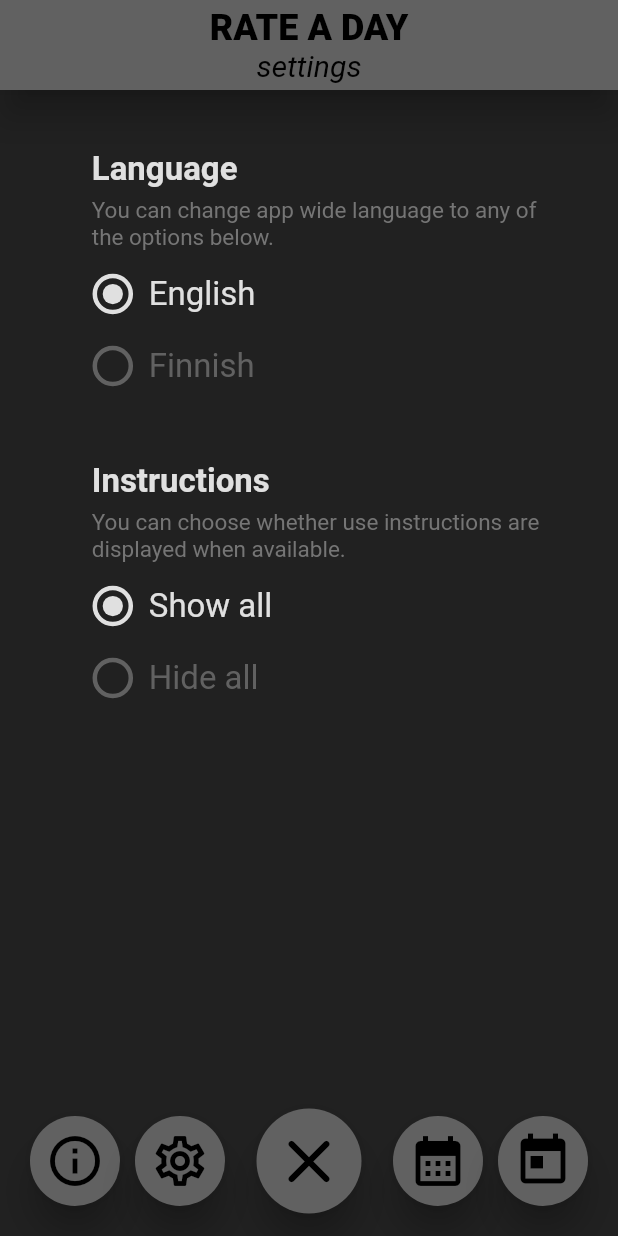
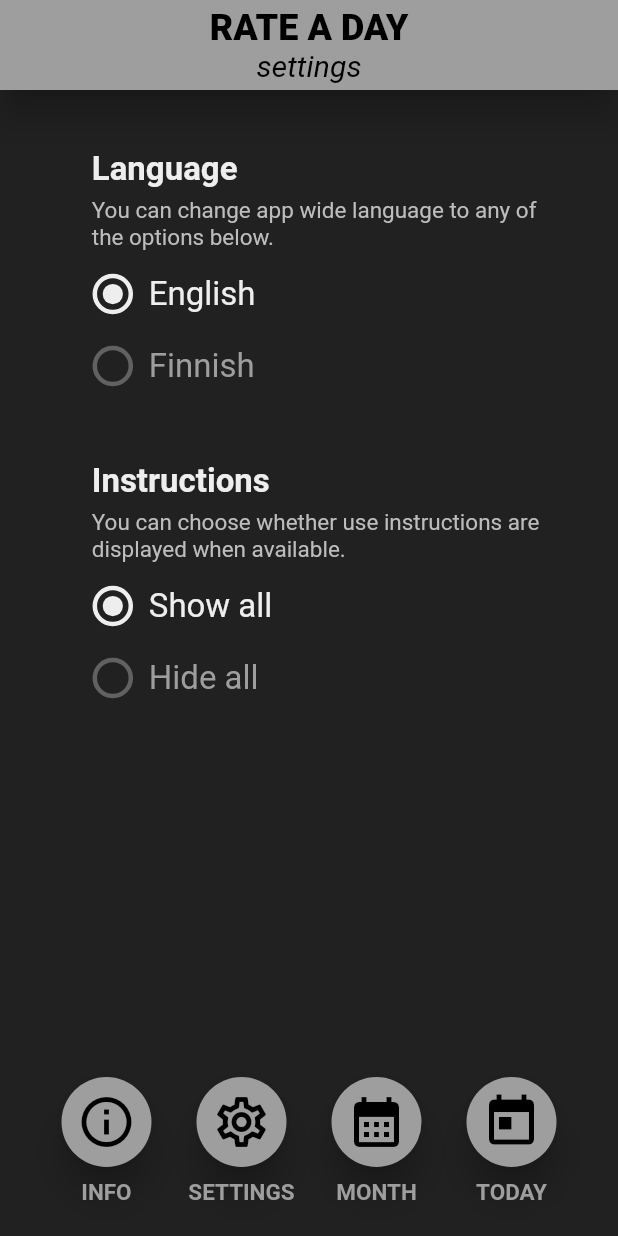
Before and after one commit to tsirbunen/rate_a_day, a Flutter app: the Settings screen opened by its route, after a tap on the "menu" icon, on a phone screen of 412 x 824 dp. Run offline on Flutter 3.47's test engine with Material 2 defaults, Android fonts, the phone set to English and light mode, and no system bars; our stand-ins replace built_collection, built_value, rxdart, shared_preferences, sqflite; accounts and stored records are empty; Roboto replaces fonts that are missing (Quicksand).

Commit message:
🗺:world_map: Improve navigation buttons desing

```diff
--- a/lib/pages/settings.dart
+++ b/lib/pages/settings.dart
@@ -11,40 +11,39 @@ class Settings extends StatelessWidget {
   const Settings({Key? key}) : super(key: key);
 
   Widget _buildLanguageSelector(
-      final BuildContext context, final bool currentHide) {
+    final BuildContext context,
+    final bool currentHide,
+    final Language currentLanguage,
+  ) {
     final SettingsBloc settingsBloc = BlocProvider.of<SettingsBloc>(context);
+    final Translator translator = Translator(currentLanguage);
     final Map<Language, String> data = {
-      Language.EN: settingsBloc.translate(Phrase.english),
-      Language.FI: settingsBloc.translate(Phrase.finnish),
+      Language.EN: translator.get(Phrase.english),
+      Language.FI: translator.get(Phrase.finnish),
     };
 
-    return StreamBuilder<Language>(
-      stream: settingsBloc.language,
-      builder: (final BuildContext context, AsyncSnapshot<Language> snapshot) {
-        final Language currentLanguage =
-            snapshot.hasData ? snapshot.data! : Language.EN;
     return Container(
       margin: const EdgeInsets.only(bottom: 20.0, top: 20.0),
       child: RadioSelector<Language>(
         data: data,
         onSelected: settingsBloc.changeLanguage,
-            title: settingsBloc.translate(Phrase.language),
-            info: currentHide
-                ? null
-                : settingsBloc.translate(Phrase.languageInfo),
+        title: translator.get(Phrase.language),
+        info: currentHide ? null : translator.get(Phrase.languageInfo),
         currentValue: currentLanguage,
       ),
-        );
-      },
     );
   }
 
   Widget _buildHideInfoSelector(
-      final BuildContext context, final bool currentHide) {
+    final BuildContext context,
+    final bool currentHide,
+    final Language currentLanguage,
+  ) {
     final SettingsBloc settingsBloc = BlocProvider.of<SettingsBloc>(context);
+    final Translator translator = Translator(currentLanguage);
     final Map<bool, String> data = {
-      false: settingsBloc.translate(Phrase.doNotHideInfo),
-      true: settingsBloc.translate(Phrase.hideInfo),
+      false: translator.get(Phrase.doNotHideInfo),
+      true: translator.get(Phrase.hideInfo),
     };
 
     return Container(
@@ -52,13 +51,11 @@ class Settings extends StatelessWidget {
       child: RadioSelector<bool>(
         data: data,
         onSelected: settingsBloc.hideInfo,
-        title: settingsBloc.translate(Phrase.hideOrNot),
-        info: currentHide ? null : settingsBloc.translate(Phrase.hideOrNotInfo),
+        title: translator.get(Phrase.hideOrNot),
+        info: currentHide ? null : translator.get(Phrase.hideOrNotInfo),
         currentValue: currentHide,
       ),
     );
-    //   },
-    // );
   }
 
   @override
@@ -74,18 +71,28 @@ class Settings extends StatelessWidget {
           child: StreamBuilder<bool>(
             stream: settingsBloc.hideExtraInfo,
             builder:
-                (final BuildContext context, AsyncSnapshot<bool> snapshot) {
+                (final BuildContext context, AsyncSnapshot<bool> hideSnapshot) {
               final bool currentHide =
-                  snapshot.hasData ? snapshot.data! : false;
+                  hideSnapshot.hasData ? hideSnapshot.data! : false;
+              return StreamBuilder<Language>(
+                  stream: settingsBloc.language,
+                  builder: (final BuildContext context,
+                      final AsyncSnapshot<Language> languageSnapshot) {
+                    final Language currentLanguage = languageSnapshot.hasData
+                        ? languageSnapshot.data!
+                        : Language.EN;
                     return Container(
                       margin: const EdgeInsets.only(left: 20.0, top: 20.0),
                       child: Column(
                         children: [
-                    _buildLanguageSelector(context, currentHide),
-                    _buildHideInfoSelector(context, currentHide),
+                          _buildLanguageSelector(
+                              context, currentHide, currentLanguage),
+                          _buildHideInfoSelector(
+                              context, currentHide, currentLanguage),
                         ],
                       ),
                     );
+                  });
             },
           ),
         ),
--- a/lib/theme/theme.dart
+++ b/lib/theme/theme.dart
@@ -24,13 +24,14 @@ ThemeData themeData = ThemeData(
     // Main pages background
     background: Colors.grey[900],
     // AppBar and Navigation Menu buttons
-    secondaryContainer: Colors.grey[700],
+    // secondaryContainer: Colors.grey[700],
+    secondaryContainer: Colors.grey[500],
     onSecondaryContainer: Colors.black,
     // Evaluation icons
     tertiaryContainer: Colors.grey[800],
     // Text
-    primary: Colors.grey[300],
-    secondary: Colors.grey[600],
+    primary: Colors.grey[200],
+    secondary: Colors.grey[400],
     // Calendar border and numbers and text
     primaryContainer: Colors.grey[600],
     // Evaluation icons
--- a/lib/utils/screen_size_util.dart
+++ b/lib/utils/screen_size_util.dart
@@ -6,9 +6,9 @@ class ScreenSizeUtil {
   static double get menuMargin => 20.0;
   static double get routeButtonBoxWidth => 60;
   static double get generalMargin => 10.0;
-  static double get menuButtonBoxWidth => 70.0;
-  static double get menuContainerHeight => 80.0;
-  static double get maxMenuContainerWidth => 380.0;
+  static double get menuButtonBoxWidth => 60.0;
+  static double get menuContainerHeight => 120.0;
+  static double get maxMenuContainerWidth => 360.0;
 
   static double get appBarHeight => 60.0;
   static double get generalElevation => 10.0;
--- a/lib/utils/translator.dart
+++ b/lib/utils/translator.dart
@@ -122,6 +122,11 @@ enum Phrase {
   hideInfo,
   doNotHideInfo,
   changeDateInfo,
+  navigationMenu,
+  navigationInfo,
+  navigationSettings,
+  navigationMonth,
+  navigationToday,
 }
 
 Map<Phrase, String> dictionaryEN = {
@@ -161,6 +166,11 @@ Map<Phrase, String> dictionaryEN = {
   Phrase.hideInfo: 'Hide all',
   Phrase.doNotHideInfo: 'Show all',
   Phrase.changeDateInfo: 'You can tap the date to change it.',
+  Phrase.navigationMenu: 'MENU',
+  Phrase.navigationInfo: 'INFO',
+  Phrase.navigationSettings: 'SETTINGS',
+  Phrase.navigationMonth: 'MONTH',
+  Phrase.navigationToday: 'TODAY',
 };
 
 Map<Phrase, String> dictionaryFI = {
@@ -200,4 +210,9 @@ Map<Phrase, String> dictionaryFI = {
   Phrase.hideInfo: 'piilota ohjeet',
   Phrase.doNotHideInfo: 'näytä ohjeet',
   Phrase.changeDateInfo: 'Vaihda päivämäärä näpäyttämällä.',
+  Phrase.navigationMenu: 'MENU',
+  Phrase.navigationInfo: 'INFO',
+  Phrase.navigationSettings: 'ASETUKSET',
+  Phrase.navigationMonth: 'KUUKAUSI',
+  Phrase.navigationToday: 'TÄNÄÄN',
 };
--- a/lib/widgets/expandable_floating_menu.dart
+++ b/lib/widgets/expandable_floating_menu.dart
@@ -1,5 +1,6 @@
 import 'package:flutter/material.dart';
 import 'package:rate_a_day/main.dart';
+import 'package:rate_a_day/packages/blocs.dart';
 import 'package:rate_a_day/packages/utils.dart';
 import 'package:rate_a_day/packages/widgets.dart';
 import 'package:rate_a_day/packages/pages.dart';
@@ -14,9 +15,11 @@ class ExpandableFloatingMenu extends StatefulWidget {
 class _ExpandableFloatingMenuState extends State<ExpandableFloatingMenu>
     with SingleTickerProviderStateMixin {
   bool _areExpanded = false;
+  bool _showMenu = true;
+
   late final AnimationController _controller;
   late final Animation<double> _expansion;
-  final Duration _duration = const Duration(milliseconds: 600);
+  final Duration _duration = const Duration(milliseconds: 300);
 
   @override
   void initState() {
@@ -39,9 +42,13 @@ class _ExpandableFloatingMenuState extends State<ExpandableFloatingMenu>
     setState(() {
       _areExpanded = !_areExpanded;
       if (_areExpanded) {
-        _controller.forward();
+        _controller.forward().whenComplete(() => setState(() {
+              _showMenu = false;
+            }));
       } else {
-        _controller.reverse();
+        _controller.reverse().whenComplete(() => setState(() {
+              _showMenu = true;
+            }));
       }
     });
   }
@@ -50,61 +57,94 @@ class _ExpandableFloatingMenuState extends State<ExpandableFloatingMenu>
     final NavigatorState? navigatorState = navigatorKey.currentState;
     if (navigatorState == null) return;
     navigatorState.pushReplacementNamed(targetRoute);
+    _toggleExpansion();
   }
 
-  List<Widget> _buildExpandedButtons() {
-    final List<String> routeNames = [
-      Info.routeName,
-      Settings.routeName,
-      Calendar.routeName,
-      Today.routeName,
+  List<Widget> _buildExpandedButtons(final BuildContext context) {
+    final SettingsBloc settings = BlocProvider.of<SettingsBloc>(context);
+    double menuWidth = ScreenSizeUtil.getMenuContainerWidth(context);
+    final List<List<dynamic>> routeData = [
+      [
+        Info.routeName,
+        settings.translate(Phrase.navigationInfo),
+        menuWidth * 3 / 4
+      ],
+      [
+        Settings.routeName,
+        settings.translate(Phrase.navigationSettings),
+        menuWidth / 2
+      ],
+      [
+        Calendar.routeName,
+        settings.translate(Phrase.navigationMonth),
+        menuWidth / 4
+      ],
+      [Today.routeName, settings.translate(Phrase.navigationToday), 0.0],
     ];
-    final List<ExpandedButton> buttons = [];
-
-    double menuWidth = ScreenSizeUtil.getMenuContainerWidth(context);
-    final double routeButtonWidth = ScreenSizeUtil.routeButtonBoxWidth;
-    const double spacer = 10.0;
-    final List<double> targetLocations = [
-      menuWidth - routeButtonWidth,
-      menuWidth - routeButtonWidth * 2 - spacer,
-      routeButtonWidth + spacer,
-      0
-    ];
-
-    for (var i = 0; i < routeNames.length; i++) {
-      final String routeName = routeNames[i];
-      buttons.add(
-        ExpandedButton(
-            onPressed: () => _navigateToRoute(routeName),
-            targetLocation: targetLocations[i],
-            progress: _expansion,
-            routeName: routeName),
+    return routeData.map((final List<dynamic> route) {
+      return ExpandedButton(
+        onPressed: () => _navigateToRoute(route[0]),
+        targetLocation: route[2],
+        progress: _expansion,
+        routeName: route[0],
+        label: route[1],
       );
-    }
-    return buttons.toList();
+    }).toList();
   }
 
   Widget _buildFloatingMenuButton(final BuildContext context) {
     final ThemeData themeData = Theme.of(context);
-    final IconData iconData =
-        _areExpanded ? Icons.close_rounded : Icons.menu_rounded;
-    return AnimatedBuilder(
-      animation: _expansion,
-      builder: (context, child) {
-        return child!;
-      },
+    final SettingsBloc settings = BlocProvider.of<SettingsBloc>(context);
+
+    final double size = ScreenSizeUtil.menuButtonBoxWidth;
+    double menuWidth = ScreenSizeUtil.getMenuContainerWidth(context);
+    final double position =
+        (menuWidth - ScreenSizeUtil.routeButtonBoxWidth) / 2;
+    final Widget child = Material(
+      shape: const CircleBorder(),
+      clipBehavior: Clip.antiAlias,
+      color: themeData.colorScheme.secondaryContainer,
+      elevation: 10.0,
       child: SizedBox(
-        width: ScreenSizeUtil.menuButtonBoxWidth,
-        height: ScreenSizeUtil.menuButtonBoxWidth,
+        width: size,
+        height: size,
         child: FloatingActionButton(
           onPressed: _toggleExpansion,
           backgroundColor: themeData.colorScheme.secondaryContainer,
           elevation: 10,
           child: Icon(
-            iconData,
+            Icons.menu_rounded,
             size: 50,
             color: themeData.colorScheme.onSecondaryContainer,
           ),
+        ),
+      ),
+    );
+
+    return AnimatedBuilder(
+      animation: _expansion,
+      builder: (context, child) {
+        return Positioned(right: position, bottom: 10.0, child: child!);
+      },
+      child: AnimatedOpacity(
+        opacity: _areExpanded ? 0.0 : 1.0,
+        duration: _duration,
+        child: Column(
+          children: [
+            child,
+            Material(
+              color: Colors.transparent,
+              child: Padding(
+                padding: const EdgeInsets.only(top: 8.0),
+                child: Text(
+                  settings.translate(Phrase.navigationMenu),
+                  style: themeData.textTheme.headline6?.copyWith(
+                      color: themeData.colorScheme.secondaryContainer,
+                      fontWeight: FontWeight.bold),
+                ),
+              ),
+            ),
+          ],
         ),
       ),
     );
@@ -113,15 +153,14 @@ class _ExpandableFloatingMenuState extends State<ExpandableFloatingMenu>
   @override
   Widget build(BuildContext context) {
     double menuWidth = ScreenSizeUtil.getMenuContainerWidth(context);
-
     return SizedBox(
       width: menuWidth,
       height: ScreenSizeUtil.menuContainerHeight,
       child: Stack(
         alignment: Alignment.center,
         children: [
-          ..._buildExpandedButtons(),
-          _buildFloatingMenuButton(context),
+          ..._buildExpandedButtons(context),
+          if (_showMenu) _buildFloatingMenuButton(context),
         ],
       ),
     );
--- a/lib/widgets/expanded_button.dart
+++ b/lib/widgets/expanded_button.dart
@@ -1,5 +1,4 @@
 import 'package:flutter/material.dart';
-import 'dart:math';
 import 'package:rate_a_day/packages/pages.dart';
 import 'package:rate_a_day/packages/utils.dart';
 
@@ -8,6 +7,7 @@ class ExpandedButton extends StatelessWidget {
   final double targetLocation;
   final Animation<double> progress;
   final String routeName;
+  final String label;
 
   const ExpandedButton({
     Key? key,
@@ -15,6 +15,7 @@ class ExpandedButton extends StatelessWidget {
     required this.targetLocation,
     required this.progress,
     required this.routeName,
+    required this.label,
   }) : super(key: key);
 
   Widget _buildIcon(final ThemeData themeData) {
@@ -73,15 +74,32 @@ class ExpandedButton extends StatelessWidget {
         return Positioned(
           right: startingPoint + offset,
           bottom: 10.0,
-          child: Transform.rotate(
-            angle: (1.0 - progress.value) * pi / 2.0,
-            child: child!,
-          ),
+          child: child!,
         );
       },
       child: FadeTransition(
         opacity: progress,
-        child: child,
+        child: SizedBox(
+          width: ScreenSizeUtil.getMenuContainerWidth(context) / 4,
+          child: Column(
+            children: [
+              child,
+              Material(
+                color: Colors.transparent,
+                child: Padding(
+                  padding: const EdgeInsets.only(top: 8.0),
+                  child: Text(
+                    label,
+                    style: themeData.textTheme.headline6?.copyWith(
+                        color: themeData.colorScheme.secondaryContainer,
+                        fontWeight: FontWeight.bold,
+                        fontSize: 15),
+                  ),
+                ),
+              ),
+            ],
+          ),
+        ),
       ),
     );
   }
```
Also changed, not shown: 1 other file. Lines whose indentation alone changed are shown as unchanged.
